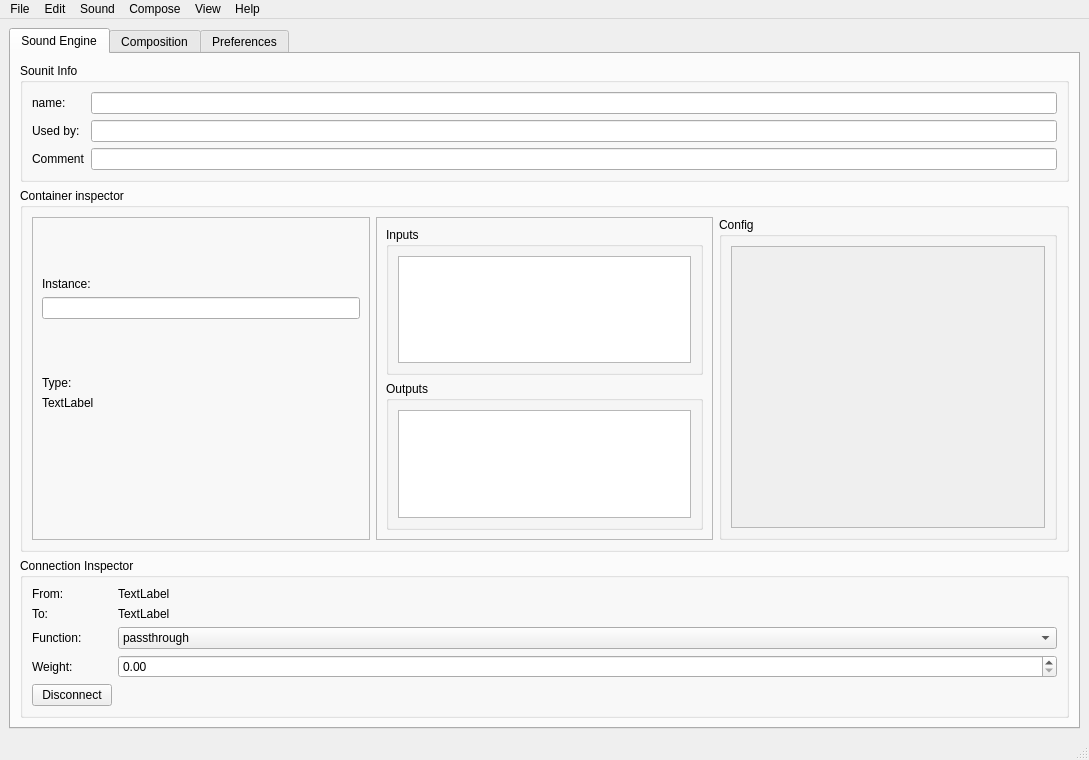
Before: the Qt Designer form calamusmain.ui in nimusd/Calamus, drawn with Qt 5.
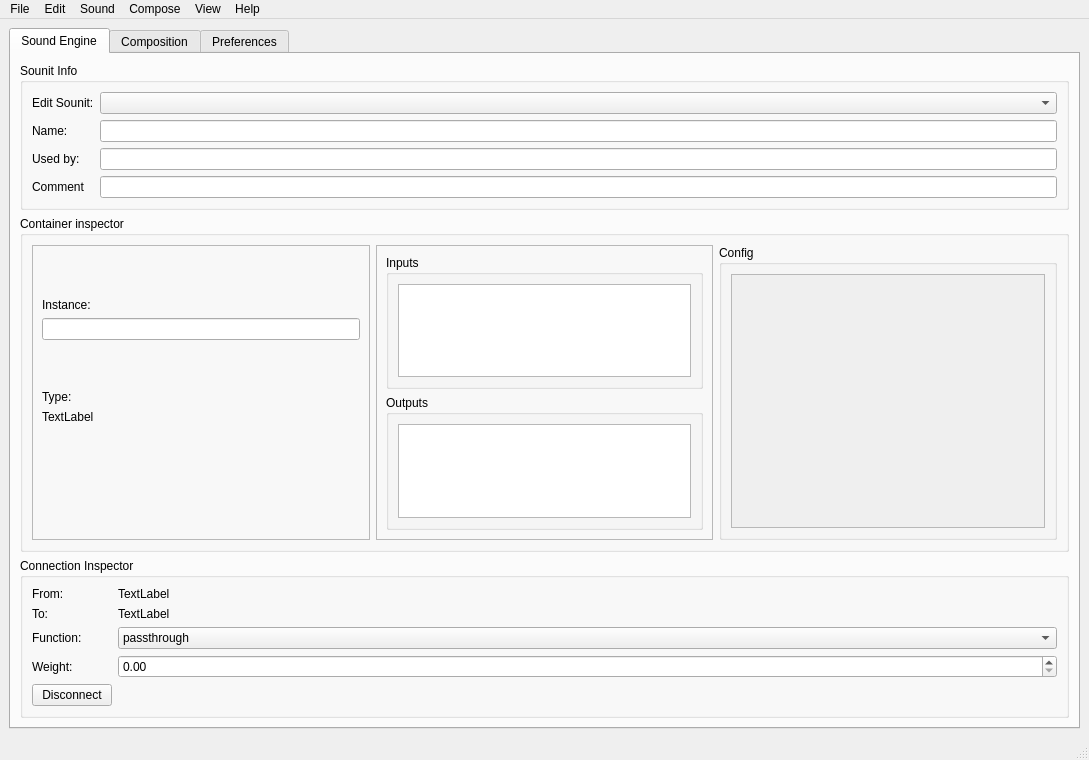
After: the same form once the commit is applied. The open tabs and pages were chosen to show the change.

The edit to the form file:
```diff
--- a/calamusmain.ui
+++ b/calamusmain.ui
@@ -34,35 +34,49 @@
            <item row="0" column="0">
             <widget class="QLabel" name="label">
              <property name="text">
-              <string>name:</string>
+              <string>Edit Sounit:</string>
              </property>
             </widget>
            </item>
            <item row="0" column="1">
+            <widget class="QComboBox" name="comboSounitSelector">
+             <property name="editable">
+              <bool>false</bool>
+             </property>
+            </widget>
+           </item>
+           <item row="1" column="0">
+            <widget class="QLabel" name="labelSounitName">
+             <property name="text">
+              <string>Name:</string>
+             </property>
+            </widget>
+           </item>
+           <item row="1" column="1">
             <widget class="QLineEdit" name="editSounitName"/>
            </item>
-           <item row="1" column="0">
+           <item row="2" column="0">
             <widget class="QLabel" name="label_2">
              <property name="text">
               <string>Used by:</string>
              </property>
             </widget>
            </item>
-           <item row="1" column="1">
+           <item row="2" column="1">
             <widget class="QLineEdit" name="editSounitUsedBy">
              <property name="readOnly">
               <bool>true</bool>
              </property>
             </widget>
            </item>
-           <item row="2" column="0">
+           <item row="3" column="0">
             <widget class="QLabel" name="label_3">
              <property name="text">
               <string>Comment</string>
              </property>
             </widget>
            </item>
-           <item row="2" column="1">
+           <item row="3" column="1">
             <widget class="QLineEdit" name="editSounitComment"/>
            </item>
           </layout>
```
Left out of the diff: 10 changed lines with no effect on the pictures.
